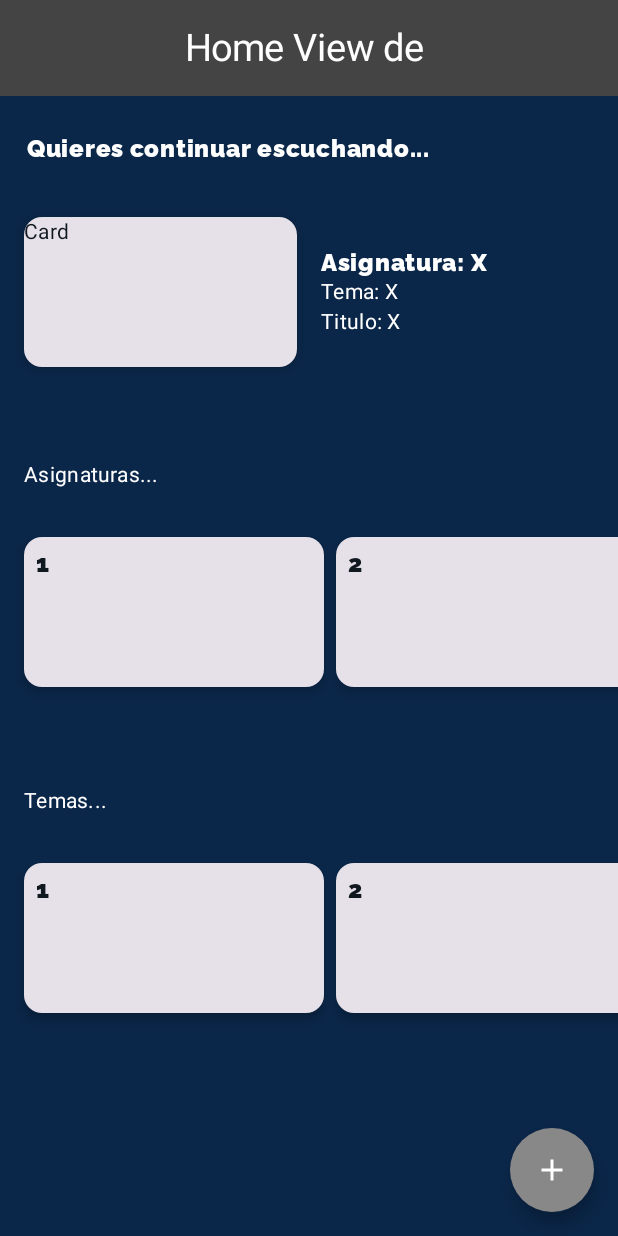
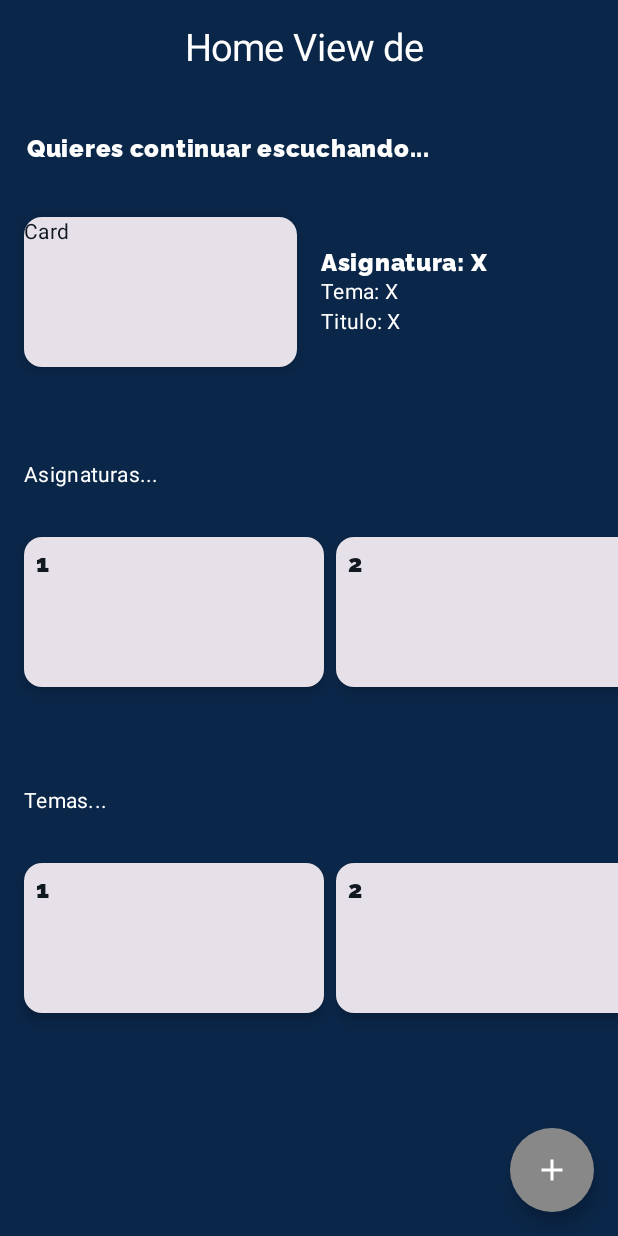
Before and after one commit to FlEtsv/ReproductorPodcast, an Android app built with Jetpack Compose: the composable HomeView called with empty values, on a phone screen of 412 x 824 dp. Run offline under Robolectric (Android 15) with nearby library versions, the phone set to English and light mode, and no system bars.

Commit message:
Modificación barra superior del Home

```diff
--- a/app/src/main/java/com/android/navegacion/ui/views/HomeView.kt
+++ b/app/src/main/java/com/android/navegacion/ui/views/HomeView.kt
@@ -34,6 +34,7 @@ import com.android.navegacion.R
 import com.android.navegacion.components.*
 import com.universae.reproductor.domain.entities.tema.Tema
 import com.universae.reproductor.domaintest.PreviewTemas
+import com.universae.reproductor.ui.theme.AzulDark
 import com.universae.reproductor.ui.theme.ReproductorTheme
 import com.universae.reproductor.ui.theme.ralewayFamily
 import kotlinx.coroutines.CoroutineScope
@@ -60,7 +61,7 @@ fun HomeView(navController: NavController, id: String, pass: String?) {
         topBar = {
             CenterAlignedTopAppBar(
                 title = { TitleBar(name = "Home View de $id") },
-                colors = TopAppBarDefaults.centerAlignedTopAppBarColors(containerColor = Color.DarkGray)
+                colors = TopAppBarDefaults.centerAlignedTopAppBarColors(containerColor = AzulDark)
             )
         },
         floatingActionButton = { ActionButton() }
```
